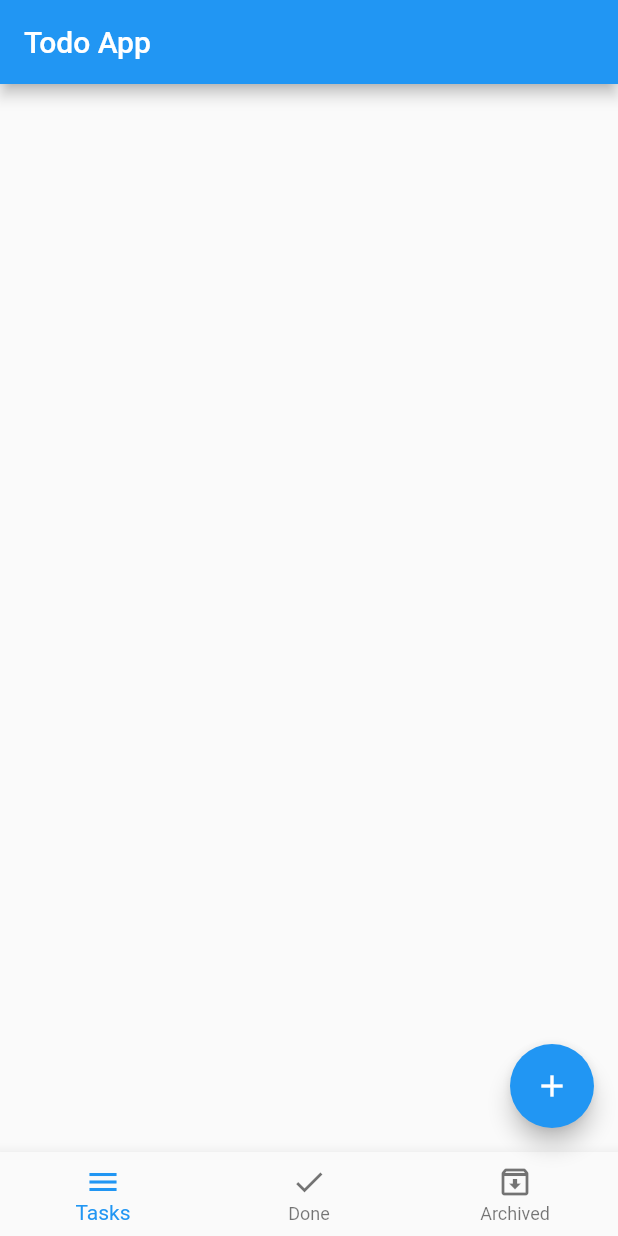
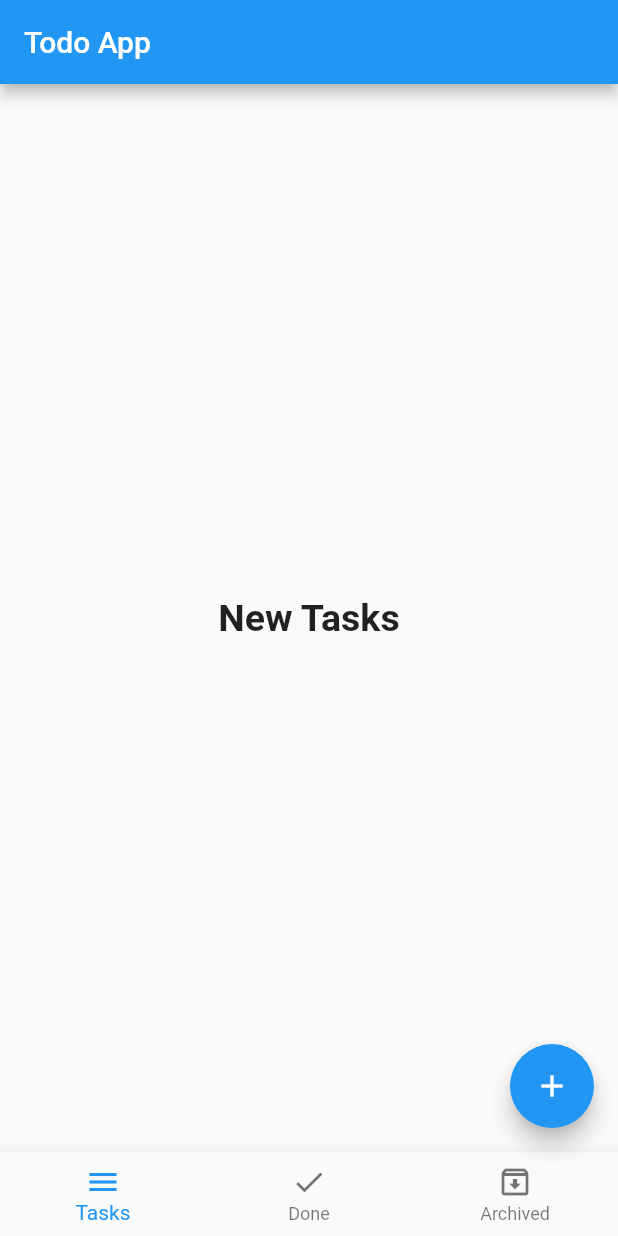
Before and after one commit to jabirelamean/todo_app1, a Flutter app: the screen it shows after launch, on a phone screen of 412 x 824 dp. Run offline on Flutter 3.47's test engine with Material 2 defaults, Android fonts, the phone set to English and light mode, and no system bars.

Commit message:
adding three screens for tasks and toggle between them using a list with the previous index

```diff
--- a/lib/layouts/home_layout.dart
+++ b/lib/layouts/home_layout.dart
@@ -1,4 +1,8 @@
 import 'package:flutter/material.dart';
+import 'package:todo_app1/modules/archieved_tasks/archived_tasks_screen.dart';
+
+import '../modules/done_tasks/done_tasks_screen.dart';
+import '../modules/new_tasks/new_tasks_screen.dart';
 
 class HomeLayout extends StatefulWidget {
   HomeLayout({Key? key}) : super(key: key);
@@ -9,6 +13,11 @@ class HomeLayout extends StatefulWidget {
 
 class _HomeLayoutState extends State<HomeLayout> {
   int selectedIndex = 0;
+  List<Widget> screens = [
+    NewTaskScreen(),
+    DoneTaskScreen(),
+    ArchivedTaskScreen(),
+  ];
 
   @override
   Widget build(BuildContext context) {
@@ -16,7 +25,7 @@ class _HomeLayoutState extends State<HomeLayout> {
       appBar: AppBar(
         title: Text('Todo App'),
       ),
-
+      body: screens[selectedIndex],
       floatingActionButton: FloatingActionButton(
         onPressed: (){},
         child: Icon(Icons.add),
--- /dev/null
+++ b/lib/modules/new_tasks/new_tasks_screen.dart
@@ -0,0 +1,17 @@
+import 'package:flutter/material.dart';
+
+class NewTaskScreen extends StatelessWidget {
+  const NewTaskScreen({Key? key}) : super(key: key);
+
+  @override
+  Widget build(BuildContext context) {
+    return Center(
+      child: Text(
+        'New Tasks', style: TextStyle(
+        fontSize: 25,
+        fontWeight: FontWeight.bold
+      ),
+      ),
+    );
+  }
+}
```
Also changed, not shown: lib/modules/archieved_tasks/archived_tasks_screen.dart (added, +17 -0 lines), lib/modules/done_tasks/done_tasks_screen.dart (added, +17 -0 lines).
